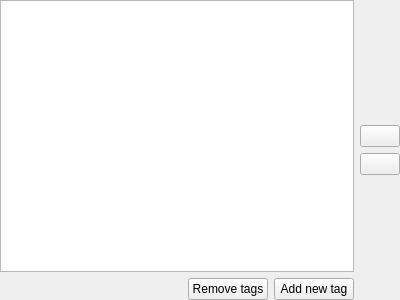
Above: ui/widget_taglisteditor.ui from metabrainz/picard before the change. Below: the same form after it.
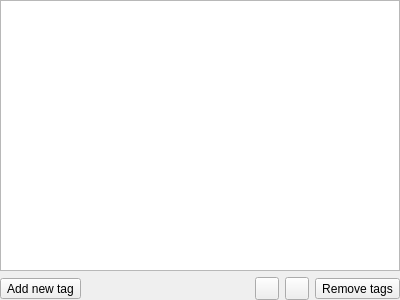
That is the form after the change. Icons and pictures are not drawn. Custom widgets are drawn as their Qt base class.

Commit message:
Unify position and size of buttons for list re-ordering
This makes the taglisteditor widget consistent with existing list re-ordering UI for cover art and toolbar buttons.

```diff
--- a/ui/widget_taglisteditor.ui
+++ b/ui/widget_taglisteditor.ui
@@ -56,6 +56,13 @@
         <property name="bottomMargin">
          <number>0</number>
         </property>
+        <item>
+         <widget class="QToolButton" name="tags_add_btn">
+          <property name="text">
+           <string>Add new tag</string>
+          </property>
+         </widget>
+        </item>
         <item>
          <spacer name="horizontalSpacer">
           <property name="orientation">
@@ -70,33 +77,8 @@
          </spacer>
         </item>
         <item>
-         <widget class="QPushButton" name="tags_remove_btn">
-          <property name="toolTip">
-           <string>Remove selected tags</string>
-          </property>
-          <property name="accessibleName">
-           <string>Remove selected tags</string>
-          </property>
-          <property name="text">
-           <string>Remove tags</string>
-          </property>
-         </widget>
-        </item>
-        <item>
-         <widget class="QPushButton" name="tags_add_btn">
-          <property name="text">
-           <string>Add new tag</string>
-          </property>
-         </widget>
-        </item>
-       </layout>
-      </widget>
-     </item>
-    </layout>
-   </item>
-   <item>
     <widget class="QWidget" name="sort_buttons" native="true">
-     <layout class="QVBoxLayout" name="verticalLayout_2">
+          <layout class="QHBoxLayout" name="horizontalLayout_3">
       <property name="leftMargin">
        <number>0</number>
       </property>
@@ -110,20 +92,7 @@
        <number>0</number>
       </property>
       <item>
-       <spacer name="verticalSpacer">
-        <property name="orientation">
-         <enum>Qt::Vertical</enum>
-        </property>
-        <property name="sizeHint" stdset="0">
-         <size>
-          <width>20</width>
-          <height>40</height>
-         </size>
-        </property>
-       </spacer>
-      </item>
-      <item>
-       <widget class="QPushButton" name="tags_move_up_btn">
+            <widget class="QToolButton" name="tags_move_up_btn">
         <property name="toolTip">
          <string>Move tag up</string>
         </property>
@@ -140,7 +109,7 @@
        </widget>
       </item>
       <item>
-       <widget class="QPushButton" name="tags_move_down_btn">
+            <widget class="QToolButton" name="tags_move_down_btn">
         <property name="toolTip">
          <string>Move tag down</string>
         </property>
@@ -156,21 +125,26 @@
         </property>
        </widget>
       </item>
+          </layout>
+         </widget>
+        </item>
       <item>
-       <spacer name="verticalSpacer_2">
-        <property name="orientation">
-         <enum>Qt::Vertical</enum>
-        </property>
-        <property name="sizeHint" stdset="0">
-         <size>
-          <width>20</width>
-          <height>40</height>
-         </size>
-        </property>
-       </spacer>
+         <widget class="QToolButton" name="tags_remove_btn">
+          <property name="toolTip">
+           <string>Remove selected tags</string>
+          </property>
+          <property name="accessibleName">
+           <string>Remove selected tags</string>
+          </property>
+          <property name="text">
+           <string>Remove tags</string>
+          </property>
+         </widget>
       </item>
      </layout>
     </widget>
+     </item>
+    </layout>
    </item>
   </layout>
  </widget>
```
Lines whose indentation alone changed are shown as unchanged. The commit also changes 3 other files.
